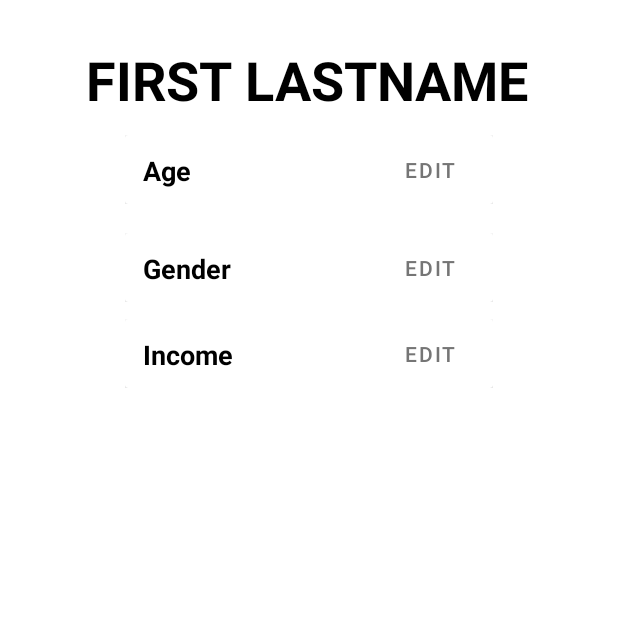
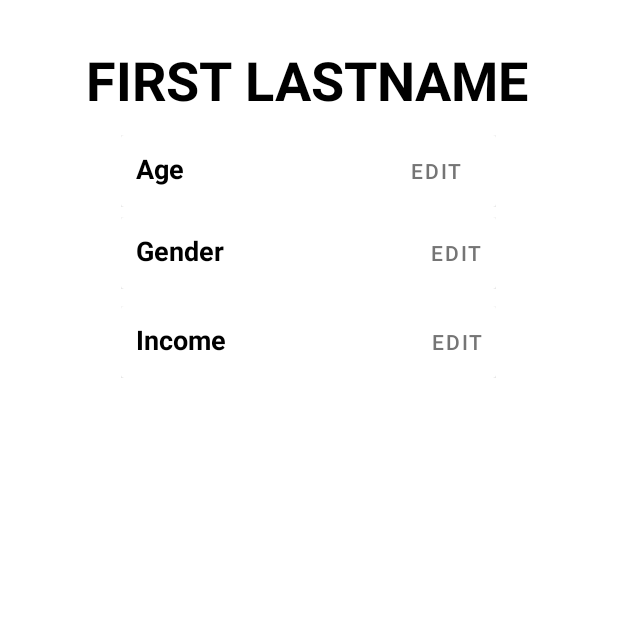
Before and after one commit to ccanoz/COMP3717_TermProject, an Android app: the AccountActivity screen opened directly, with no data from a screen before it, on a phone screen of 412 x 824 dp, the top half of it. Run offline under Robolectric (Android 15) with nearby library versions, the phone set to English and light mode, and no system bars; our stand-ins replace Firebase (no records; nobody signed in at launch, a user with empty details on screens opened directly).

Commit message:
Pull firbase data in account details page

```diff
--- a/app/src/main/java/com/bcit/termproject/AccountActivity.java
+++ b/app/src/main/java/com/bcit/termproject/AccountActivity.java
@@ -1,5 +1,6 @@
 package com.bcit.termproject;
 
+import androidx.annotation.NonNull;
 import androidx.appcompat.app.AppCompatActivity;
 
 import android.os.Bundle;
@@ -9,6 +10,13 @@ import android.widget.Button;
 import android.widget.LinearLayout;
 import android.widget.TextView;
 
+import com.google.firebase.database.DataSnapshot;
+import com.google.firebase.database.DatabaseError;
+import com.google.firebase.database.DatabaseReference;
+import com.google.firebase.database.FirebaseDatabase;
+import com.google.firebase.database.ValueEventListener;
+
+import java.text.NumberFormat;
 import java.util.HashMap;
 
 public class AccountActivity extends AppCompatActivity {
@@ -17,6 +25,12 @@ public class AccountActivity extends AppCompatActivity {
     View accountDetailGender;
     View accountDetailIncome;
     View currToggled;
+
+    TextView ageLabel;
+    TextView genderLabel;
+    TextView incomeLabel;
+
+    DatabaseReference dbUserInfo;
 
     @Override
     protected void onCreate(Bundle savedInstanceState) {
@@ -27,8 +41,44 @@ public class AccountActivity extends AppCompatActivity {
         accountDetailAge = findViewById(R.id.account_detail_age);
         accountDetailGender = findViewById(R.id.account_detail_gender);
         accountDetailIncome = findViewById(R.id.account_detail_income);
+
+        ageLabel = accountDetailAge.findViewById(R.id.textView_accDetail_value);
+        genderLabel = accountDetailGender.findViewById(R.id.textView_accDetail_value);
+        incomeLabel  = accountDetailIncome.findViewById(R.id.textView_accDetail_value);
+
         setListeners();
         setFormInformation();
+
+        // TestUser TpBUQaOpqiP4wTykld49PrxD1m62
+        dbUserInfo = FirebaseDatabase.getInstance().getReference("user").child("TpBUQaOpqiP4wTykld49PrxD1m62");
+    }
+
+    /**
+     * Populate the activity layout with the scholarship details retrieved from
+     * the database.
+     */
+    @Override
+    protected void onStart() {
+        super.onStart();
+        dbUserInfo.addValueEventListener(new ValueEventListener() {
+
+            @Override
+            public void onDataChange(@NonNull DataSnapshot snapshot) {
+                String age = snapshot.child("dob").getValue(String.class);
+                String gender = snapshot.child("gender").getValue(String.class);
+                String income = snapshot.child("yearlyIncome").getValue(String.class);
+
+                ageLabel.setText(age);
+                genderLabel.setText(gender);
+                incomeLabel.setText(income);
+            }
+
+
+            @Override
+            public void onCancelled(@NonNull DatabaseError error) {
+
+            }
+        });
     }
 
     public void setFormInformation() {
--- a/app/src/main/res/layout/account_detail.xml
+++ b/app/src/main/res/layout/account_detail.xml
@@ -1,6 +1,7 @@
 <?xml version="1.0" encoding="utf-8"?>
 <LinearLayout xmlns:android="http://schemas.android.com/apk/res/android"
     xmlns:app="http://schemas.android.com/apk/res-auto"
+    xmlns:tools="http://schemas.android.com/tools"
     android:id="@+id/account_detail"
     android:layout_width="wrap_content"
     android:layout_height="wrap_content"
@@ -20,50 +21,58 @@
             android:layout_width="match_parent"
             android:layout_height="match_parent">
 
-            <Button
-                android:id="@+id/button_editAccount"
-                style="@style/Widget.MaterialComponents.Button.TextButton"
-                android:layout_width="84dp"
-                android:layout_height="44dp"
-                android:layout_weight="1"
-                android:text="@string/edit"
-                android:textColor="#757575"
-                app:layout_constraintBottom_toBottomOf="@+id/textView_account"
+            <LinearLayout
+                android:id="@+id/linearLayout"
+                android:layout_width="250dp"
+                android:layout_height="wrap_content"
+                android:orientation="horizontal"
+                app:layout_constraintBottom_toTopOf="@+id/linearLayout_account"
                 app:layout_constraintEnd_toEndOf="parent"
-                app:layout_constraintHorizontal_bias="1.0"
-                app:layout_constraintStart_toEndOf="@+id/textView_account"
-                app:layout_constraintTop_toTopOf="@+id/textView_account"
-                app:rippleColor="#FFFFFF" />
+                app:layout_constraintStart_toStartOf="parent"
+                app:layout_constraintTop_toTopOf="parent">
 
                 <TextView
                     android:id="@+id/textView_account"
-                android:layout_width="159dp"
-                android:layout_height="46dp"
+                    android:layout_width="wrap_content"
+                    android:layout_height="wrap_content"
                     android:gravity="bottom"
                     android:padding="10dp"
                     android:text="@string/age"
                     android:textColor="#000000"
                     android:textSize="18sp"
-                android:textStyle="bold"
-                app:layout_constraintBottom_toBottomOf="parent"
-                app:layout_constraintEnd_toEndOf="parent"
-                app:layout_constraintHorizontal_bias="0.021"
-                app:layout_constraintStart_toStartOf="parent"
-                app:layout_constraintTop_toTopOf="parent"
-                app:layout_constraintVertical_bias="0.024" />
+                    android:textStyle="bold" />
+
+                <TextView
+                    android:id="@+id/textView_accDetail_value"
+                    android:layout_width="118dp"
+                    android:layout_height="wrap_content"
+                    android:gravity="bottom"
+                    android:padding="10dp"
+                    android:text="Value"
+                    android:textSize="18sp" />
+
+                <Button
+                    android:id="@+id/button_editAccount"
+                    style="@style/Widget.MaterialComponents.Button.TextButton"
+                    android:layout_width="wrap_content"
+                    android:layout_height="wrap_content"
+                    android:layout_weight="1"
+                    android:text="@string/edit"
+                    android:textColor="#757575"
+                    app:rippleColor="#FFFFFF" />
+            </LinearLayout>
 
             <LinearLayout
                 android:id="@+id/linearLayout_account"
                 android:layout_width="255dp"
                 android:layout_height="wrap_content"
+                android:layout_marginStart="1dp"
+                android:orientation="vertical"
                 android:visibility="gone"
-                android:layout_marginTop="24dp"
-                android:orientation="vertical"
                 app:layout_constraintBottom_toBottomOf="parent"
-                app:layout_constraintEnd_toEndOf="@+id/button_editAccount"
-                app:layout_constraintStart_toStartOf="@+id/textView_account"
-                app:layout_constraintTop_toBottomOf="@+id/textView_account"
-                app:layout_constraintVertical_bias="0.35000002">
+                app:layout_constraintEnd_toEndOf="@+id/linearLayout"
+                app:layout_constraintStart_toStartOf="@+id/linearLayout"
+                app:layout_constraintTop_toBottomOf="@+id/linearLayout">
 
                 <com.google.android.material.textfield.TextInputLayout
                     android:id="@+id/outlinedTextField"
--- a/app/src/main/res/layout/activity_account.xml
+++ b/app/src/main/res/layout/activity_account.xml
@@ -42,10 +42,10 @@
         android:layout_height="wrap_content"
         app:layout_constraintBottom_toBottomOf="parent"
         app:layout_constraintEnd_toEndOf="@+id/account_detail_age"
-        app:layout_constraintHorizontal_bias="0.52"
+        app:layout_constraintHorizontal_bias="0.0"
         app:layout_constraintStart_toStartOf="@+id/account_detail_age"
         app:layout_constraintTop_toBottomOf="@+id/account_detail_age"
-        app:layout_constraintVertical_bias="0.029999971" />
+        app:layout_constraintVertical_bias="0.00999999" />
 
     <include
         android:id="@+id/account_detail_income"
@@ -54,6 +54,7 @@
         android:layout_height="wrap_content"
         app:layout_constraintBottom_toBottomOf="parent"
         app:layout_constraintEnd_toEndOf="@+id/account_detail_gender"
+        app:layout_constraintHorizontal_bias="0.0"
         app:layout_constraintStart_toStartOf="@+id/account_detail_gender"
         app:layout_constraintTop_toBottomOf="@+id/account_detail_gender"
         app:layout_constraintVertical_bias="0.01999998" />
```
Lines whose indentation alone changed are shown as unchanged.
